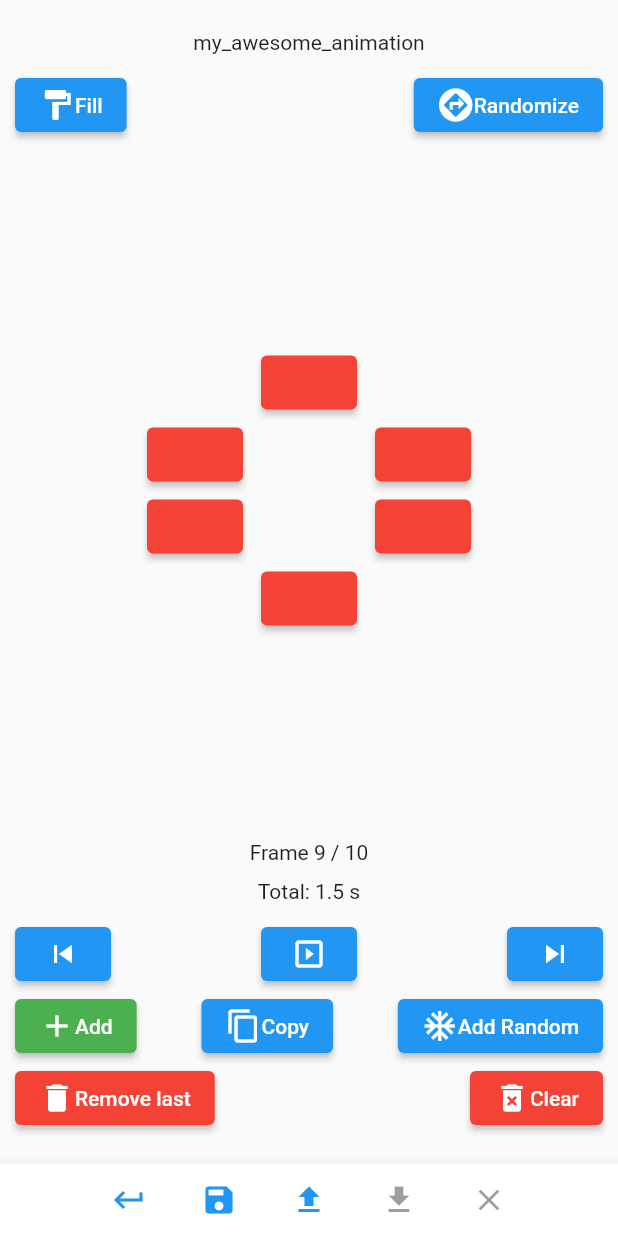
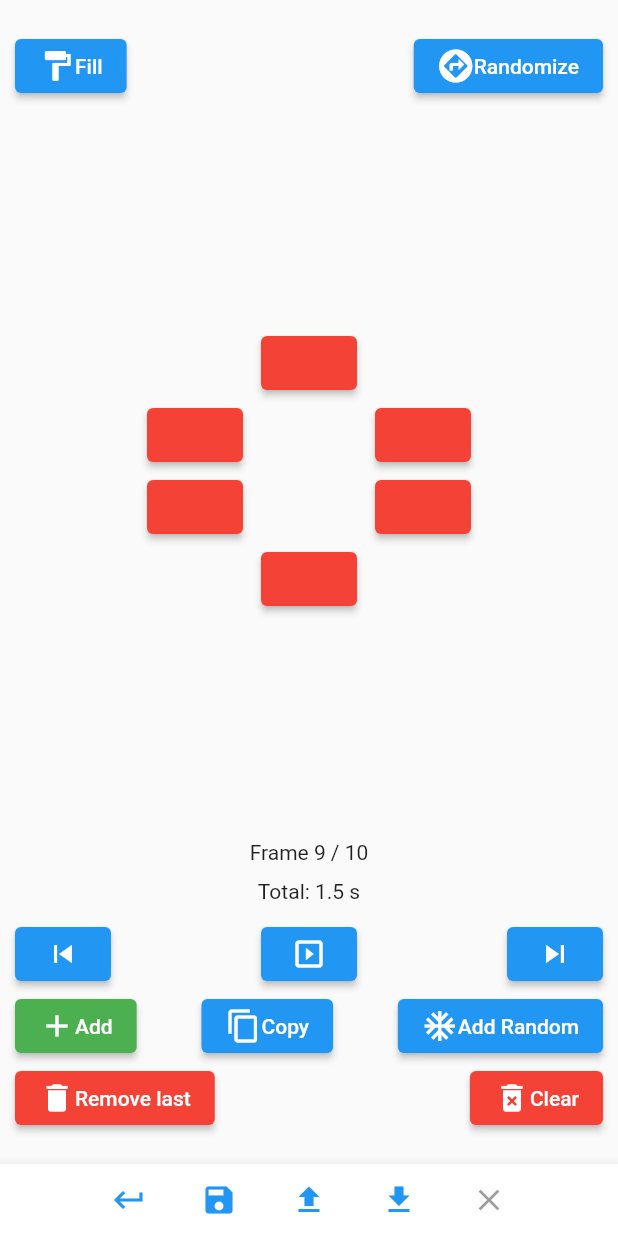
Before and after one commit to Subtixx/ChristmasTreeESP32, a Flutter app: the CreateScreen screen opened directly, on a phone screen of 412 x 824 dp. Run offline on Flutter 3.47's test engine with Material 2 defaults, Android fonts, the light colour scheme and no system bars; Roboto replaces fonts that are missing (OpenSans); project files that could hold a hidden picture were left out.

Commit message:
Add file name as title in create screen

```diff
--- a/flutter/lib/screens/CreateScreen.dart
+++ b/flutter/lib/screens/CreateScreen.dart
@@ -3,9 +3,10 @@ import 'package:flutter/material.dart';
 import 'package:flutter/services.dart';
 
 class CreateScreen extends StatefulWidget {
+  String fileName;
   String animationData;
 
-  CreateScreen([this.animationData = ""]);
+  CreateScreen([this.fileName = "", this.animationData = ""]);
 
   @override
   _CreateScreenState createState() => _CreateScreenState();
@@ -19,7 +20,7 @@ class _CreateScreenState extends State<CreateScreen> {
     SystemChrome.setEnabledSystemUIMode(SystemUiMode.immersive,
         overlays: [SystemUiOverlay.top]);
 
-    if (widget.animationData.isEmpty) {
+    if (widget.animationData.isEmpty || widget.fileName.isEmpty) {
       return;
     }
 
@@ -59,9 +60,9 @@ class _CreateScreenState extends State<CreateScreen> {
                   icon: const Icon(Icons.upload),
                   onPressed: () {},
                 ),
-                const IconButton(
-                  icon: Icon(Icons.download),
-                  onPressed: null,
+                IconButton(
+                  icon: const Icon(Icons.download),
+                  onPressed: widget.animationData.isNotEmpty ? null : (){},
                 ),
                 const IconButton(
                   icon: Icon(Icons.close),
@@ -82,13 +83,13 @@ class _CreateScreenState extends State<CreateScreen> {
               Container(
                 margin: const EdgeInsets.all(10),
               ),
-              Container(
+              widget.fileName.isEmpty ? Container() : Container(
                 margin: const EdgeInsets.fromLTRB(0, 0, 0, 10),
                 child: Row(
                   mainAxisAlignment: MainAxisAlignment.center,
                   mainAxisSize: MainAxisSize.max,
-                  children: const [
-                    Text("my_awesome_animation"),
+                  children: [
+                    Text(widget.fileName),
                   ],
                 ),
               ),
--- a/flutter/lib/screens/FilesScreen.dart
+++ b/flutter/lib/screens/FilesScreen.dart
@@ -177,7 +177,7 @@ class _FilesScreenState extends State<FilesScreen> {
         Navigator.of(context).push(
           MaterialPageRoute(
             builder: (context) {
-              return CreateScreen(data);
+              return CreateScreen(animationFile.title, data);
             },
           ),
         );
```
